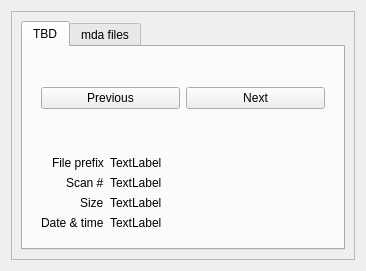
BCDA-APS/mdaviz, file mdaviz/resources/mda_folder_search.ui: the form before one commit.
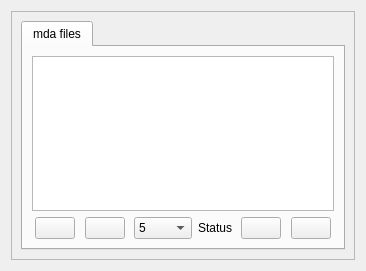
The form after the commit. The open tabs and pages were chosen to show the change. Icons and pictures are not drawn.

The edit to the form file:
```diff
--- a/mdaviz/resources/mda_folder_search.ui
+++ b/mdaviz/resources/mda_folder_search.ui
@@ -34,110 +34,6 @@
          <property name="currentIndex">
           <number>1</number>
          </property>
-         <widget class="QWidget" name="TabWidgetPage1">
-          <attribute name="title">
-           <string>TBD</string>
-          </attribute>
-          <layout class="QVBoxLayout" name="verticalLayout_2">
-           <item>
-            <widget class="QWidget" name="widget" native="true">
-             <layout class="QHBoxLayout" name="horizontalLayout_2">
-              <item>
-               <widget class="QPushButton" name="previous">
-                <property name="text">
-                 <string>Previous</string>
-                </property>
-               </widget>
-              </item>
-              <item>
-               <widget class="QPushButton" name="next">
-                <property name="text">
-                 <string>Next</string>
-                </property>
-               </widget>
-              </item>
-             </layout>
-            </widget>
-           </item>
-           <item>
-            <widget class="QWidget" name="widget_2" native="true">
-             <layout class="QFormLayout" name="formLayout">
-              <property name="labelAlignment">
-               <set>Qt::AlignRight|Qt::AlignTrailing|Qt::AlignVCenter</set>
-              </property>
-              <property name="formAlignment">
-               <set>Qt::AlignRight|Qt::AlignTop|Qt::AlignTrailing</set>
-              </property>
-              <item row="0" column="0">
-               <widget class="QLabel" name="file_label">
-                <property name="toolTip">
-                 <string>Search for runs that match this Bluesky plan.</string>
-                </property>
-                <property name="text">
-                 <string>File prefix</string>
-                </property>
-               </widget>
-              </item>
-              <item row="0" column="1">
-               <widget class="QLabel" name="file_name">
-                <property name="text">
-                 <string>TextLabel</string>
-                </property>
-               </widget>
-              </item>
-              <item row="1" column="0">
-               <widget class="QLabel" name="scan_label">
-                <property name="toolTip">
-                 <string>Search for runs with this scan ID.</string>
-                </property>
-                <property name="text">
-                 <string>Scan #</string>
-                </property>
-               </widget>
-              </item>
-              <item row="1" column="1">
-               <widget class="QLabel" name="file_num">
-                <property name="text">
-                 <string>TextLabel</string>
-                </property>
-               </widget>
-              </item>
-              <item row="2" column="0">
-               <widget class="QLabel" name="size_label">
-                <property name="text">
-                 <string>Size</string>
-                </property>
-               </widget>
-              </item>
-              <item row="2" column="1">
-               <widget class="QLabel" name="file_size">
-                <property name="text">
-                 <string>TextLabel</string>
-                </property>
-               </widget>
-              </item>
-              <item row="3" column="0">
-               <widget class="QLabel" name="date_label">
-                <property name="toolTip">
-                 <string>Search for runs with these detector(s). Use a comma to separate more than one name. (such as &quot;diode, I0&quot;)</string>
-                </property>
-                <property name="text">
-                 <string>Date &amp; time</string>
-                </property>
-               </widget>
-              </item>
-              <item row="3" column="1">
-               <widget class="QLabel" name="file_date">
-                <property name="text">
-                 <string>TextLabel</string>
-                </property>
-               </widget>
-              </item>
-             </layout>
-            </widget>
-           </item>
-          </layout>
-         </widget>
          <widget class="QWidget" name="TabWidgetPage2">
           <attribute name="title">
            <string>mda files</string>
```
Left out of the diff: 2 changed lines with no effect on the pictures.
